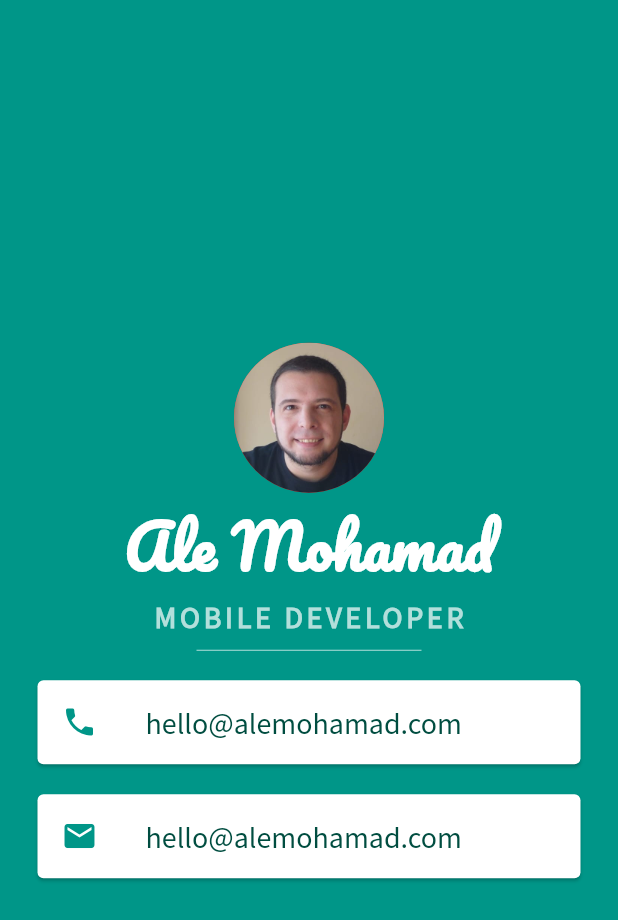
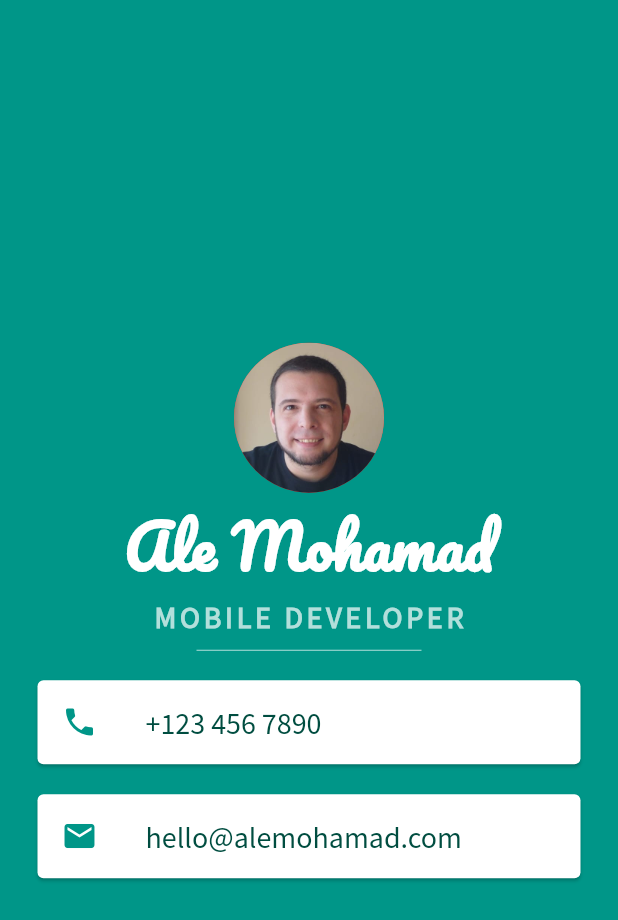
Before and after one commit to alemohamad/flutter-appbrewery, a Flutter app: the screen it shows after launch, on a phone screen of 412 x 824 dp. Shown: the top 920 px of the screen. Run offline on Flutter 3.47's test engine with Material 2 defaults, Android fonts, the phone set to English and light mode, and no system bars.

Commit message:
Changed phone to use a placeholder phone number

```diff
--- a/mi_card_flutter/lib/main.dart
+++ b/mi_card_flutter/lib/main.dart
@@ -53,7 +53,7 @@ class MyApp extends StatelessWidget {
                     color: Colors.teal,
                   ),
                   title: Text(
-                    'hello@alemohamad.com',
+                    '+123 456 7890',
                     style: TextStyle(
                       color: Colors.teal.shade900,
                       fontFamily: 'SourceSansPro',
```
